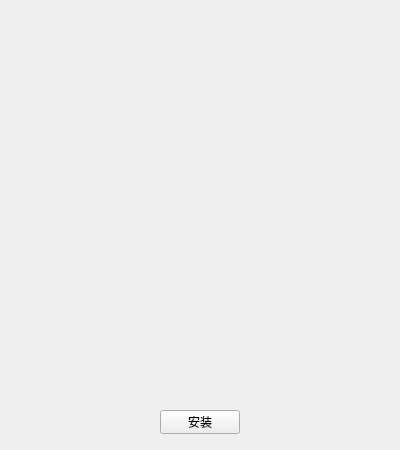
This is resource/main/ui_main.ui in lirunquan/APK_Installer as Qt 5 draws it before an edit. The edited form follows.
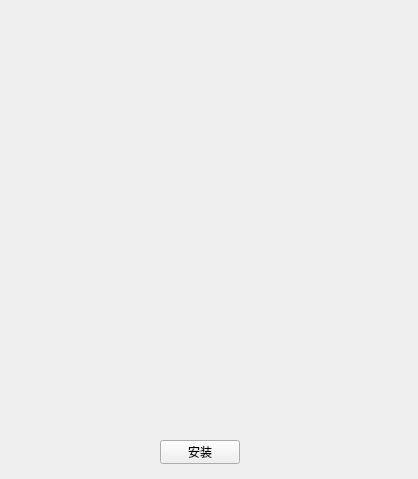
This is the edited form.

```diff
--- a/resource/main/ui_main.ui
+++ b/resource/main/ui_main.ui
@@ -6,8 +6,8 @@
    <rect>
     <x>0</x>
     <y>0</y>
-    <width>400</width>
-    <height>450</height>
+    <width>418</width>
+    <height>479</height>
    </rect>
   </property>
   <property name="windowTitle">
@@ -18,8 +18,8 @@
     <rect>
      <x>0</x>
      <y>0</y>
-     <width>400</width>
-     <height>180</height>
+     <width>411</width>
+     <height>201</height>
     </rect>
    </property>
   </widget>
@@ -27,9 +27,9 @@
    <property name="geometry">
     <rect>
      <x>0</x>
-     <y>190</y>
-     <width>400</width>
-     <height>210</height>
+     <y>200</y>
+     <width>411</width>
+     <height>231</height>
     </rect>
    </property>
   </widget>
@@ -37,7 +37,7 @@
    <property name="geometry">
     <rect>
      <x>160</x>
-     <y>410</y>
+     <y>440</y>
      <width>80</width>
      <height>24</height>
     </rect>
```
